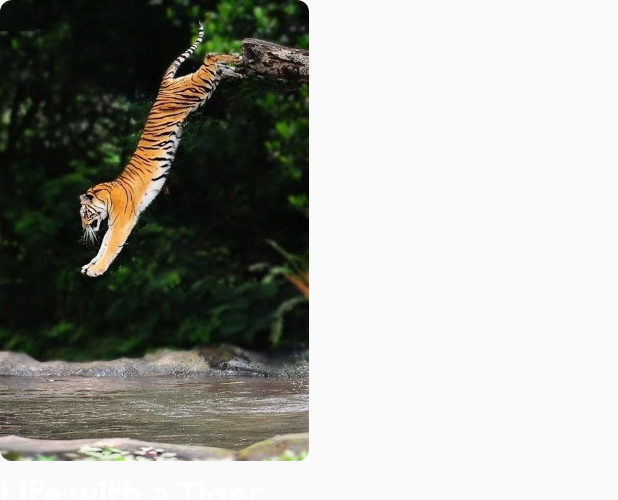
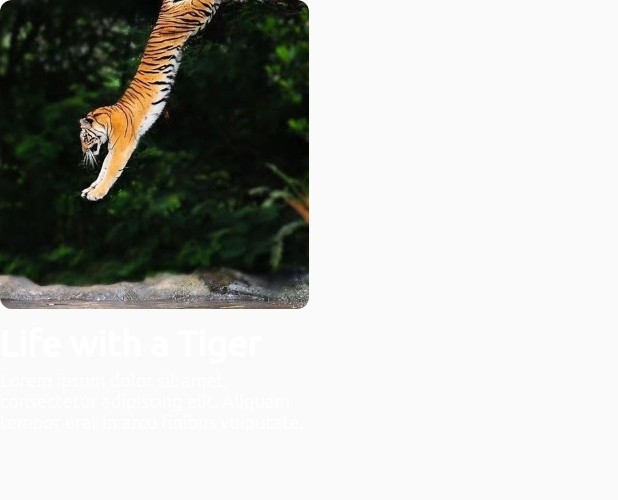
Before and after one commit to dagonco/flutter_savage_workshop, a Flutter app: the ExperiencesScrollViewItem widget shown alone on an empty page, opened directly, on a phone screen of 412 x 824 dp. Shown: the top 500 px of the screen. Run offline on Flutter 3.47's test engine with Material 2 defaults, Android fonts, the phone set to English and light mode, and no system bars.

Commit message:
Assign a fixed height and fill the whole container

```diff
--- a/lib/screens/dashboard/experiences_scroll_view_item.dart
+++ b/lib/screens/dashboard/experiences_scroll_view_item.dart
@@ -23,7 +23,9 @@ class ExperiencesScrollViewItem extends StatelessWidget {
             borderRadius: BorderRadius.circular(8),
             child: Image.asset(
               image,
+              height: MediaQuery.of(context).size.width * 0.5,
               width: MediaQuery.of(context).size.width * 0.5,
+              fit: BoxFit.cover
             ),
           ),
           SizedBox(height: 8),
```
